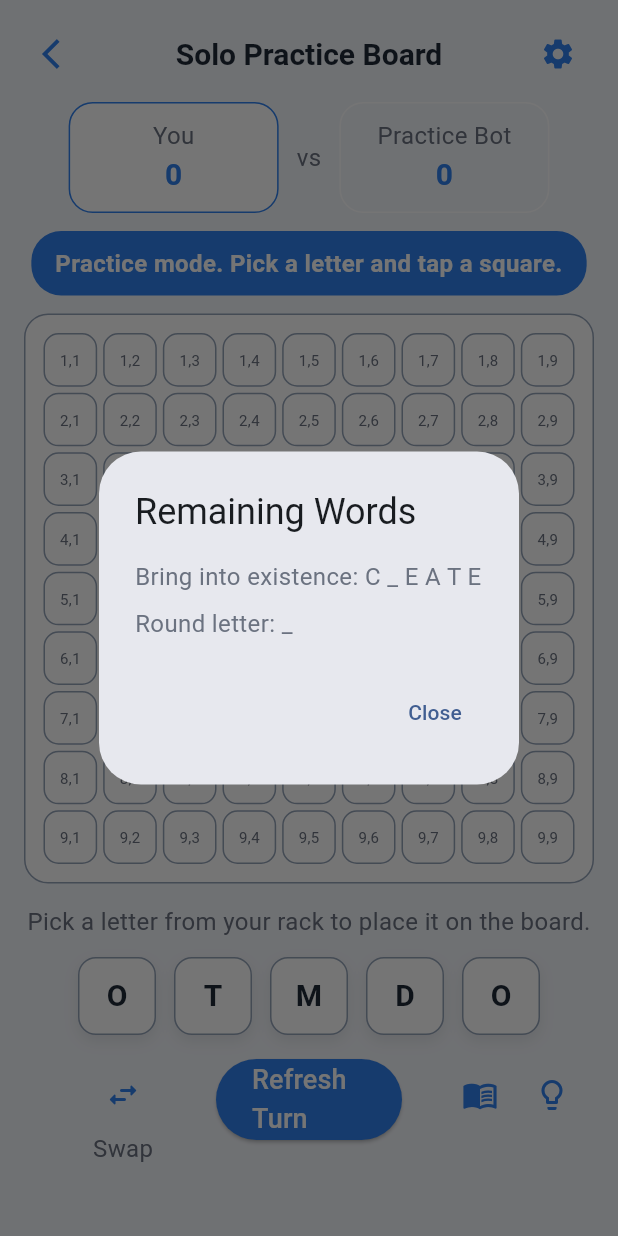
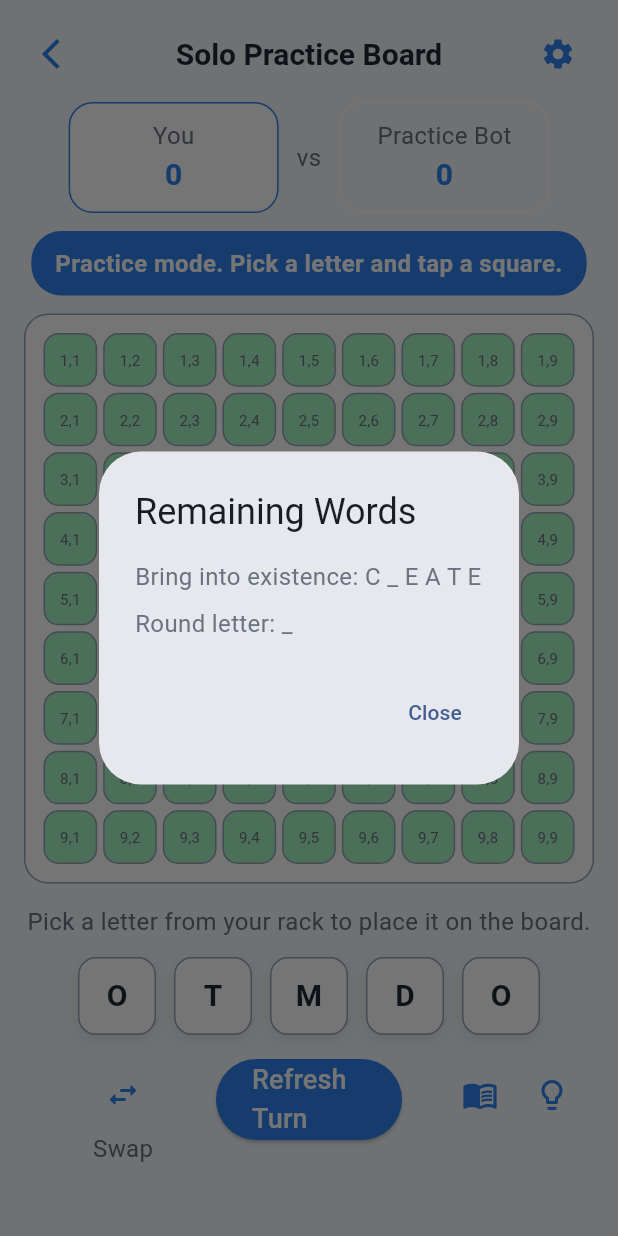
Before and after one commit to sarthakvadhel/Crossword_Multiplayer_Game_Flutter_2.0, a Flutter app: the GameScreen widget shown alone on an empty page, opened directly, item 3 of the bottom bar chosen, on a phone screen of 412 x 824 dp. Run offline on Flutter 3.47's test engine with Material 3 defaults, Android fonts, the phone set to English and light mode, and no system bars; our stand-ins replace flutter_riverpod, google_sign_in, shared_preferences; accounts and stored records are empty.

Commit message:
Enhance crossword grid multiplayer visuals and animations
Agent-Logs-Url: https://github.com/sarthakvadhel/Crossword_Multiplayer_Game_Flutter_2.0/sessions/2bfdc610-801c-4001-bd87-52d67015a6ff

Co-authored-by: sarthakvadhel <126805044+sarthakvadhel@users.noreply.github.com>

```diff
--- a/lib/presentation/screens/game_screen.dart
+++ b/lib/presentation/screens/game_screen.dart
@@ -83,6 +83,9 @@ class GameScreen extends ConsumerWidget {
                 enabled: gameState.canLocalPlayerAct &&
                     gameState.selectedHandIndex != null,
                 onTileTap: gameNotifier.placeSelectedLetter,
+                isMultiplayer: gameState.isMultiplayer,
+                isLocalTurn: gameState.isPlayerTurn,
+                hasOpponent: gameState.hasOpponent,
               ),
             ),
           ),
--- a/lib/presentation/widgets/crossword_board.dart
+++ b/lib/presentation/widgets/crossword_board.dart
@@ -1,21 +1,78 @@
+import 'dart:math' as math;
+
 import 'package:flutter/material.dart';
 
 import '../../core/constants/app_colors.dart';
 import '../../data/models/tile_model.dart';
 
-class CrosswordBoard extends StatelessWidget {
+class CrosswordBoard extends StatefulWidget {
   const CrosswordBoard({
     super.key,
     required this.size,
     required this.tiles,
     required this.enabled,
     required this.onTileTap,
+    this.isMultiplayer = false,
+    this.isLocalTurn = true,
+    this.hasOpponent = false,
   });
 
   final int size;
   final List<TileModel> tiles;
   final bool enabled;
   final ValueChanged<int> onTileTap;
+  final bool isMultiplayer;
+  final bool isLocalTurn;
+  final bool hasOpponent;
+
+  @override
+  State<CrosswordBoard> createState() => _CrosswordBoardState();
+}
+
+class _CrosswordBoardState extends State<CrosswordBoard> {
+  late List<String?> _previousLetters;
+  int? _activePlayerCellIndex;
+  int? _opponentCursorIndex;
+  int? _invalidShakeIndex;
+  int _shakeEpoch = 0;
+  int? _entryFlashIndex;
+  int _entryFlashEpoch = 0;
+
+  @override
+  void initState() {
+    super.initState();
+    _previousLetters = widget.tiles.map((tile) => tile.letter).toList();
+  }
+
+  @override
+  void didUpdateWidget(covariant CrosswordBoard oldWidget) {
+    super.didUpdateWidget(oldWidget);
+    final changedIndices = <int>[];
+    final previous = _previousLetters;
+    for (var index = 0; index < widget.tiles.length; index++) {
+      final before = index < previous.length ? previous[index] : null;
+      final after = widget.tiles[index].letter;
+      if (before != after && after != null) {
+        changedIndices.add(index);
+      }
+    }
+    if (changedIndices.isNotEmpty) {
+      final latestIndex = changedIndices.last;
+      final opponentMoved = widget.isMultiplayer &&
+          widget.hasOpponent &&
+          (!oldWidget.isLocalTurn && widget.isLocalTurn);
+      setState(() {
+        _entryFlashIndex = latestIndex;
+        _entryFlashEpoch++;
+        if (opponentMoved) {
+          _opponentCursorIndex = latestIndex;
+        } else {
+          _activePlayerCellIndex = latestIndex;
+        }
+      });
+    }
+    _previousLetters = widget.tiles.map((tile) => tile.letter).toList();
+  }
 
   @override
   Widget build(BuildContext context) {
@@ -23,33 +80,93 @@ class CrosswordBoard extends StatelessWidget {
       aspectRatio: 1,
       child: GridView.builder(
         physics: const NeverScrollableScrollPhysics(),
-        itemCount: tiles.length,
+        itemCount: widget.tiles.length,
          gridDelegate: SliverGridDelegateWithFixedCrossAxisCount(
-          crossAxisCount: size,
+          crossAxisCount: widget.size,
           childAspectRatio: 1,
         ),
         itemBuilder: (context, index) {
-          final tile = tiles[index];
-          final canPlace = enabled && tile.letter == null;
+          final tile = widget.tiles[index];
+          final canPlace = widget.enabled && tile.letter == null;
+          final isActiveCell = _activePlayerCellIndex == index;
+          final hasOpponentCursor = _opponentCursorIndex == index;
+          final isNewEntry = _entryFlashIndex == index;
+          final isShaking = _invalidShakeIndex == index;
 
           return GestureDetector(
-            onTap: canPlace ? () => onTileTap(index) : null,
-            child: AnimatedContainer(
+            onTap: () {
+              if (!widget.enabled) {
+                return;
+              }
+              if (canPlace) {
+                widget.onTileTap(index);
+                return;
+              }
+              setState(() {
+                _invalidShakeIndex = index;
+                _shakeEpoch++;
+              });
+            },
+            child: TweenAnimationBuilder<double>(
+              key: ValueKey('tile-$index-$isShaking-$_shakeEpoch'),
+              duration: const Duration(milliseconds: 320),
+              tween: Tween<double>(begin: 0, end: isShaking ? 1 : 0),
+              builder: (context, value, child) {
+                final offset = isShaking
+                    ? (value < 1 ? math.sin(value * math.pi * 4) * 6 : 0)
+                    : 0.0;
+                return Transform.translate(
+                  offset: Offset(offset, 0),
+                  child: child,
+                );
+              },
+              child: TweenAnimationBuilder<double>(
+                key: ValueKey('entry-$index-$isNewEntry-$_entryFlashEpoch'),
+                duration: const Duration(milliseconds: 420),
+                tween: Tween<double>(begin: 0, end: isNewEntry ? 1 : 0),
+                builder: (context, flashValue, _) {
+                  final baseColor = tile.letter != null
+                      ? AppColors.secondary
+                      : canPlace
+                          ? AppColors.accent.withValues(alpha: 0.28)
+                          : AppColors.boardTile;
+                  final flashColor = Color.lerp(
+                    const Color(0xFF86EFAC).withValues(alpha: 0.75),
+                    baseColor,
+                    flashValue,
+                  );
+                  final borderColor = isActiveCell
+                      ? AppColors.primary
+                      : hasOpponentCursor
+                          ? const Color(0xFFEF4444)
+                          : AppColors.boardBorder;
+
+                  return AnimatedContainer(
                     duration: const Duration(milliseconds: 160),
                     margin: const EdgeInsets.all(2),
                     decoration: BoxDecoration(
-                color: tile.letter != null
-                    ? AppColors.secondary
-                    : canPlace
-                        ? AppColors.accent.withValues(alpha: 0.28)
-                        : AppColors.boardTile,
+                      color: flashColor,
                       borderRadius: BorderRadius.circular(10),
-                border: Border.all(color: AppColors.boardBorder),
+                      border: Border.all(
+                        color: borderColor,
+                        width: isActiveCell || hasOpponentCursor ? 2 : 1,
                       ),
+                    ),
+                    child: Stack(
                       alignment: Alignment.center,
+                      children: [
+                        AnimatedSwitcher(
+                          duration: const Duration(milliseconds: 220),
+                          transitionBuilder: (child, animation) {
+                            return FadeTransition(
+                              opacity: animation,
+                              child: child,
+                            );
+                          },
                           child: tile.letter == null
                               ? Text(
                                   '${tile.row + 1},${tile.col + 1}',
+                                  key: ValueKey('coord-$index'),
                                   style: const TextStyle(
                                     fontSize: 10,
                                     color: AppColors.textMuted,
@@ -57,11 +174,28 @@ class CrosswordBoard extends StatelessWidget {
                                 )
                               : Text(
                                   tile.letter!,
+                                  key: ValueKey('letter-${tile.letter}-$index'),
                                   style: const TextStyle(
                                     fontSize: 20,
                                     fontWeight: FontWeight.bold,
                                     color: AppColors.textDark,
                                   ),
+                                ),
+                        ),
+                        if (hasOpponentCursor)
+                          const Positioned(
+                            top: 4,
+                            right: 4,
+                            child: Icon(
+                              Icons.adjust_rounded,
+                              size: 12,
+                              color: Color(0xFFEF4444),
+                            ),
+                          ),
+                      ],
+                    ),
+                  );
+                },
               ),
             ),
           );
```
Lines whose indentation alone changed are shown as unchanged.
